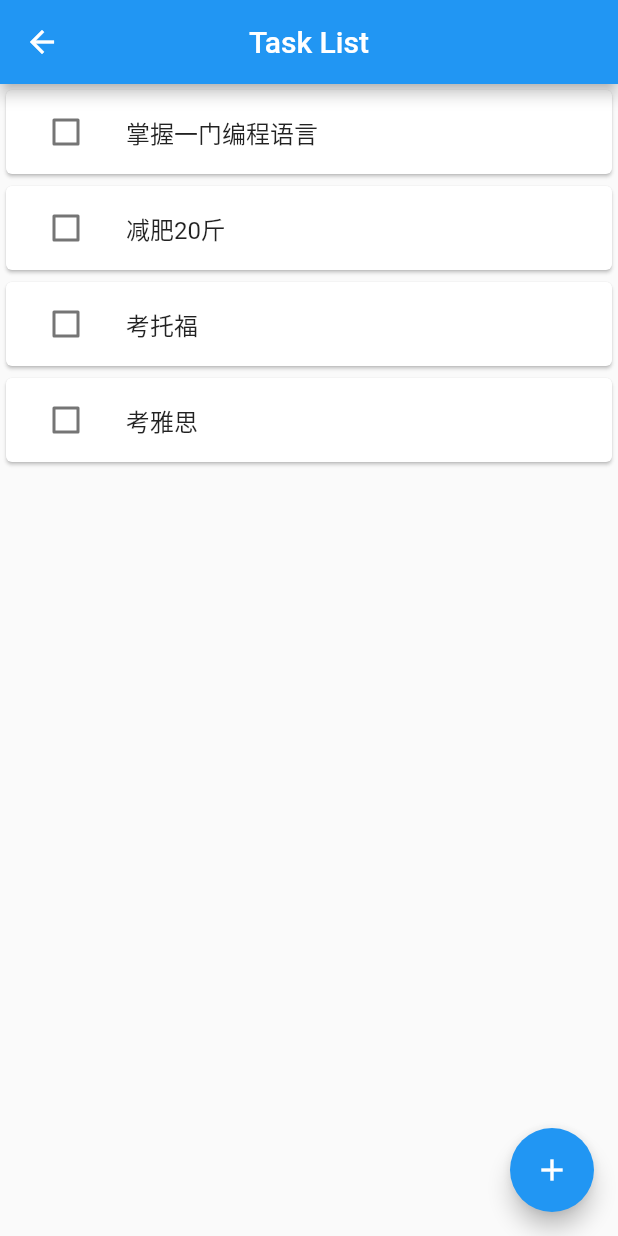
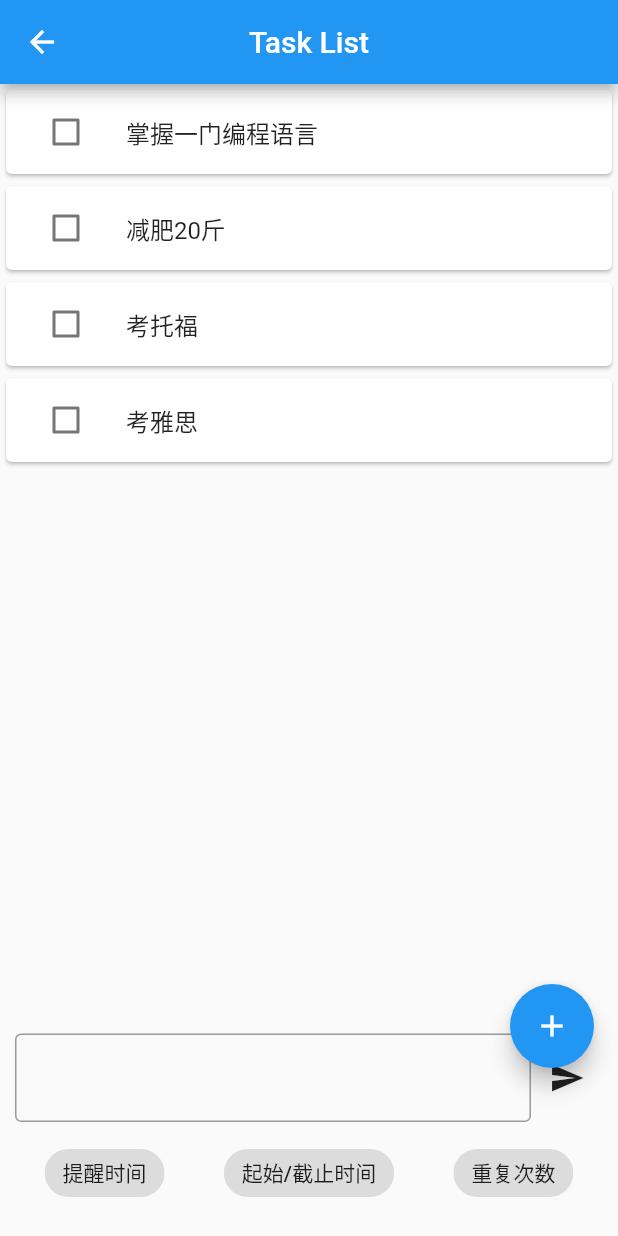
Before and after one commit to jiangkang/flutter-system, a Flutter app: the TodoListPage screen opened by its route, after a tap on the "add" icon, on a phone screen of 412 x 824 dp. Run offline on Flutter 3.47's test engine with Material 2 defaults, Android fonts, the phone set to English and light mode, and no system bars; our stand-ins replace cached_network_image, camera, flutter_markdown, shared_preferences, sqflite, video_player and 1 more; missing offline and left inert: analyzer, build, source_gen; accounts and stored records are empty; network calls fail.

```diff
--- a/lib/products/todo/todo_list.dart
+++ b/lib/products/todo/todo_list.dart
@@ -2,6 +2,7 @@ import 'package:flutter/material.dart';
 import 'package:flutter_system/component/listview_item.dart';
 import 'package:flutter_system/products/todo/todo_api.dart';
 import 'package:flutter_system/products/todo/todo_model.dart';
+import 'package:flutter_system/utils/ui_utils.dart';
 
 /// to do list
 class TodoListPage extends StatefulWidget {
@@ -49,9 +50,16 @@ class _TodoListPageState extends State<TodoListPage> {
           }
         },
       ),
-      floatingActionButton: FloatingActionButton(
-        onPressed: () {},
-        child: Icon(Icons.add),
+      floatingActionButton: Builder(
+        builder: (context) => FloatingActionButton(
+          onPressed: () {
+            showBottomSheet(
+                shape: roundedRectBorder(4),
+                context: context,
+                builder: (context) => AddTaskDialog());
+          },
+          child: Icon(Icons.add),
+        ),
       ),
     );
   }
@@ -106,3 +114,45 @@ class _TaskListItemState extends State<TaskListItem> {
     );
   }
 }
+
+class AddTaskDialog extends StatefulWidget {
+  @override
+  _AddTaskDialogState createState() => _AddTaskDialogState();
+}
+
+class _AddTaskDialogState extends State<AddTaskDialog> {
+  @override
+  Widget build(BuildContext context) {
+    return Container(
+      height: 140,
+      child: Column(
+        children: <Widget>[
+          Padding(
+            padding: const EdgeInsets.symmetric(horizontal: 10, vertical: 5),
+            child: Row(
+              children: <Widget>[
+                Expanded(
+                  child: TextField(
+                    decoration: InputDecoration(border: OutlineInputBorder()),
+                  ),
+                ),
+                IconButton(icon: Icon(Icons.send), onPressed: () {})
+              ],
+            ),
+          ),
+          Padding(
+            padding: const EdgeInsets.symmetric(horizontal: 10, vertical: 5),
+            child: Row(
+              mainAxisAlignment: MainAxisAlignment.spaceAround,
+              children: <Widget>[
+                Chip(label: Text("提醒时间")),
+                Chip(label: Text("起始/截止时间")),
+                Chip(label: Text("重复次数")),
+              ],
+            ),
+          ),
+        ],
+      ),
+    );
+  }
+}
```
